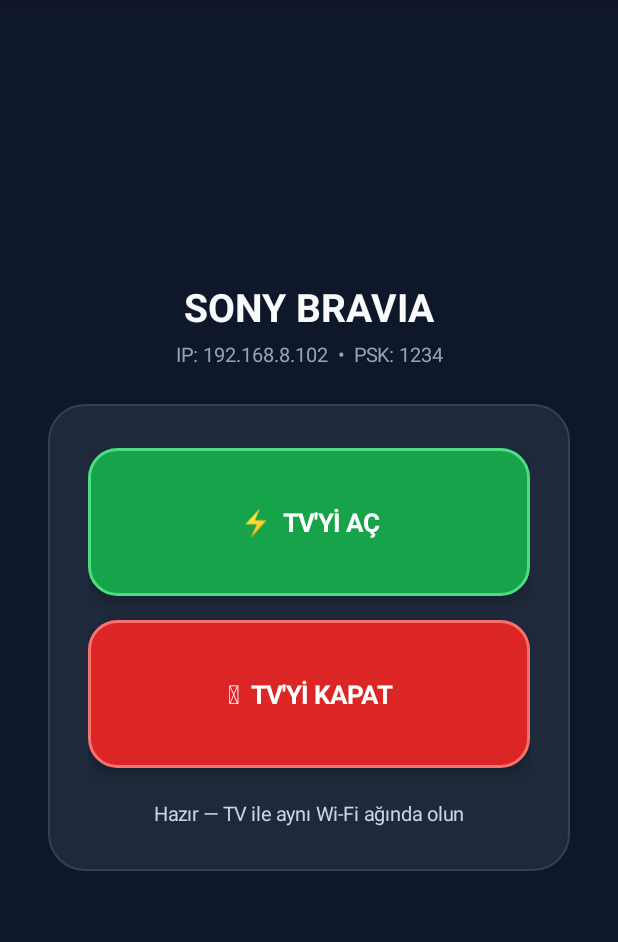
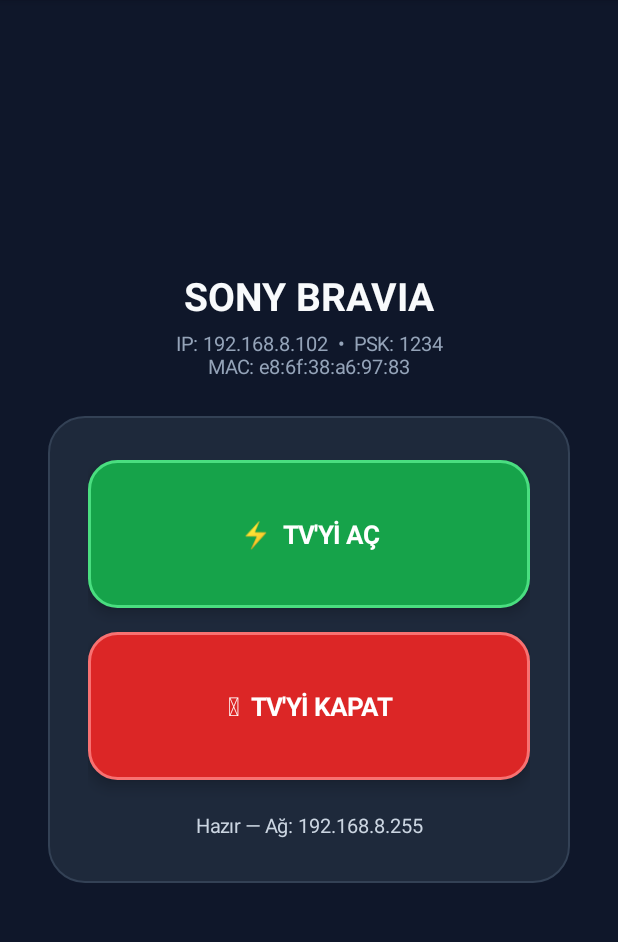
Before and after one commit to botaustrian-design/sony-kumanda, an Android app: the screen it shows after launch (MainActivity), on a phone screen of 412 x 824 dp, the part 84-1026 px from its top. Run offline under Robolectric (Android 15) with nearby library versions, the phone set to English and light mode, and no system bars.

Commit message:
Update MainActivity.kt

```diff
--- a/app/src/main/java/com/example/sonytvkumanda/MainActivity.kt
+++ b/app/src/main/java/com/example/sonytvkumanda/MainActivity.kt
@@ -51,7 +51,7 @@ class MainActivity : Activity() {
         }
 
         val subtitleText = TextView(this).apply {
-            text = "IP: $tvIp  •  PSK: $tvPsk"
+            text = "IP: $tvIp  •  PSK: $tvPsk\nMAC: $tvMac"
             textSize = 13f
             setTextColor(Color.parseColor("#94A3B8"))
             gravity = Gravity.CENTER
@@ -74,7 +74,7 @@ class MainActivity : Activity() {
             borderColor = "#4ADE80"
         ).apply {
             setOnClickListener {
-                setStatus("Açma (Wake-on-LAN) sinyali gönderiliyor...", "#4ADE80")
+                setStatus("Açma (WoL) paketi gönderiliyor...", "#4ADE80")
                 sendWakeOnLan(tvMac)
             }
         }
@@ -91,7 +91,7 @@ class MainActivity : Activity() {
         }
 
         tvStatus = TextView(this).apply {
-            text = "Hazır — TV ile aynı Wi-Fi ağında olun"
+            text = "Hazır — Ağ: $subnetBroadcast"
             textSize = 13f
             setTextColor(Color.parseColor("#CBD5E1"))
             gravity = Gravity.CENTER
@@ -173,6 +173,7 @@ class MainActivity : Activity() {
                 }
 
                 val targets = listOf(
+                    InetAddress.getByName(tvIp),
                     InetAddress.getByName(subnetBroadcast),
                     InetAddress.getByName("255.255.255.255")
                 )
@@ -191,7 +192,7 @@ class MainActivity : Activity() {
                 }
                 socket.close()
 
-                setStatus("WoL paketi gönderildi ($subnetBroadcast & 255.255.255.255)", "#4ADE80")
+                setStatus("WoL gönderildi ($tvIp & $subnetBroadcast)", "#4ADE80")
             } catch (e: Exception) {
                 setStatus("WoL hatası: ${e.localizedMessage ?: "Bilinmeyen hata"}", "#F87171")
             } finally {
```
